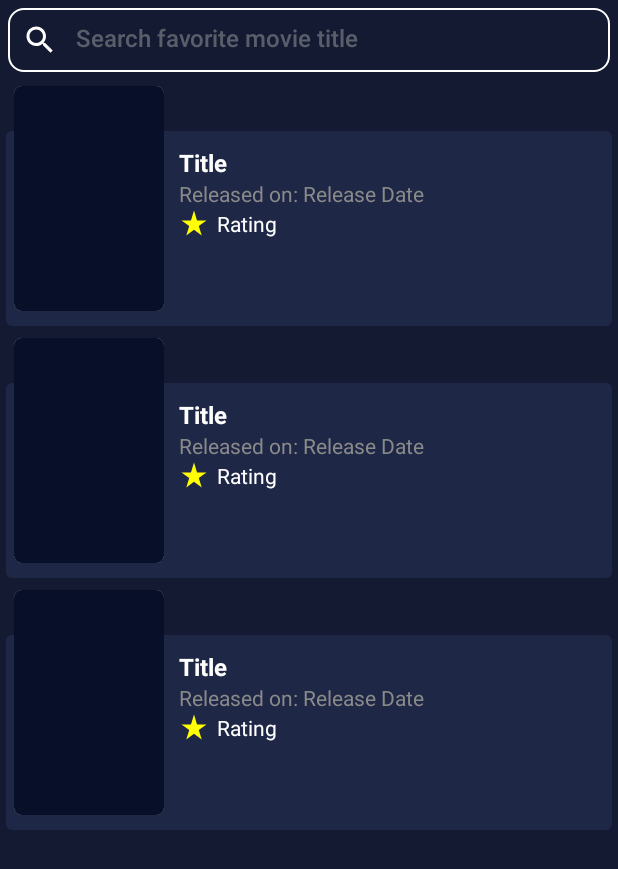
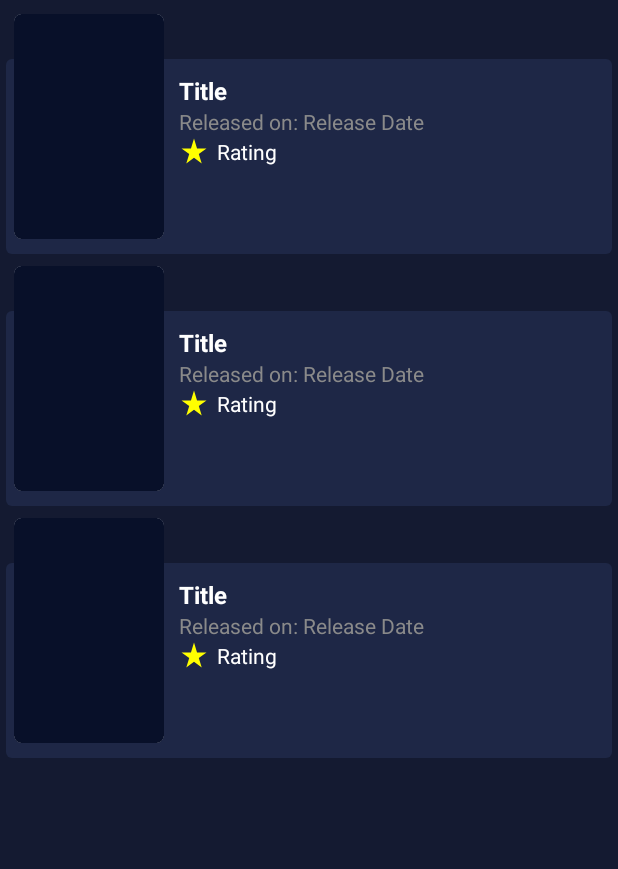
Before and after one commit to yumtaufikhidayat/the-movie-show-kt, an Android app: the layout fragment_favorite_movie.xml on its own in the app's theme, with its tools: preview values and no code run, on a phone screen of 412 x 824 dp. Shown: the top 869 px of the screen. Run offline under Robolectric (Android 15) with nearby library versions, the phone set to English and light mode, and no system bars.

Commit message:
Removing unused imports and search favorite edit text.

```diff
--- a/app/src/main/java/com/taufik/themovieshow/ui/feature/tvshow/data/local/FavoriteTvShowDao.kt
+++ b/app/src/main/java/com/taufik/themovieshow/ui/feature/tvshow/data/local/FavoriteTvShowDao.kt
@@ -4,7 +4,6 @@ import androidx.lifecycle.LiveData
 import androidx.room.Dao
 import androidx.room.Insert
 import androidx.room.Query
-import com.taufik.themovieshow.ui.feature.movie.data.local.FavoriteMovie
 
 @Dao
 interface FavoriteTvShowDao {
--- a/app/src/main/res/drawable/edit_text_white_bg_round_less.xml
+++ /dev/null
@@ -1,12 +0,0 @@
-<?xml version="1.0" encoding="utf-8"?>
-<shape
-    xmlns:android="http://schemas.android.com/apk/res/android"
-    android:shape="rectangle">
-
-    <corners
-        android:radius="10dp"/>
-    <stroke
-        android:width="1dp"
-        android:color="@color/white"/>
-
-</shape>
--- a/app/src/main/res/layout/fragment_favorite_movie.xml
+++ b/app/src/main/res/layout/fragment_favorite_movie.xml
@@ -8,42 +8,6 @@
     android:background="@color/colorPrimary"
     tools:context=".ui.feature.favorite.FavoriteMovieFragment">
 
-    <LinearLayout
-        android:id="@+id/llDiscoverMovies"
-        android:layout_width="match_parent"
-        android:layout_height="wrap_content"
-        android:layout_margin="5dp"
-        android:background="@drawable/edit_text_white_bg_round_less"
-        android:gravity="start"
-        android:orientation="horizontal"
-        android:padding="1dp"
-        app:layout_constraintTop_toTopOf="parent">
-
-        <ImageView
-            android:layout_width="wrap_content"
-            android:layout_height="wrap_content"
-            android:layout_margin="8dp"
-            android:src="@drawable/ic_search"
-            android:contentDescription="@string/app_name"
-            android:textColor="@color/white" />
-
-        <EditText
-            android:id="@+id/etDiscoverTvShows"
-            android:layout_width="match_parent"
-            android:layout_height="match_parent"
-            android:layout_gravity="center_vertical"
-            android:backgroundTint="@android:color/transparent"
-            android:hint="@string/tvDiscoverFavoriteMovieTitle"
-            android:importantForAutofill="no"
-            android:inputType="text"
-            android:imeOptions="actionSearch"
-            android:textColor="@color/white"
-            android:textColorHint="@color/colorSemiBlack"
-            android:textSize="16sp"
-            android:fontFamily="sans-serif-medium" />
-
-    </LinearLayout>
-
     <androidx.recyclerview.widget.RecyclerView
         android:id="@+id/rvDiscoverFavoriteMovies"
         android:layout_width="match_parent"
@@ -51,7 +15,7 @@
         android:layout_marginTop="5dp"
         android:overScrollMode="never"
         tools:listitem="@layout/items_movies"
-        app:layout_constraintTop_toBottomOf="@id/llDiscoverMovies"
+        app:layout_constraintTop_toTopOf="parent"
         app:layout_constraintBottom_toBottomOf="parent"/>
 
 </androidx.constraintlayout.widget.ConstraintLayout>
```
Also changed, not shown: app/src/main/res/layout/fragment_favorite_tv_shows.xml (+1 -37 lines).
